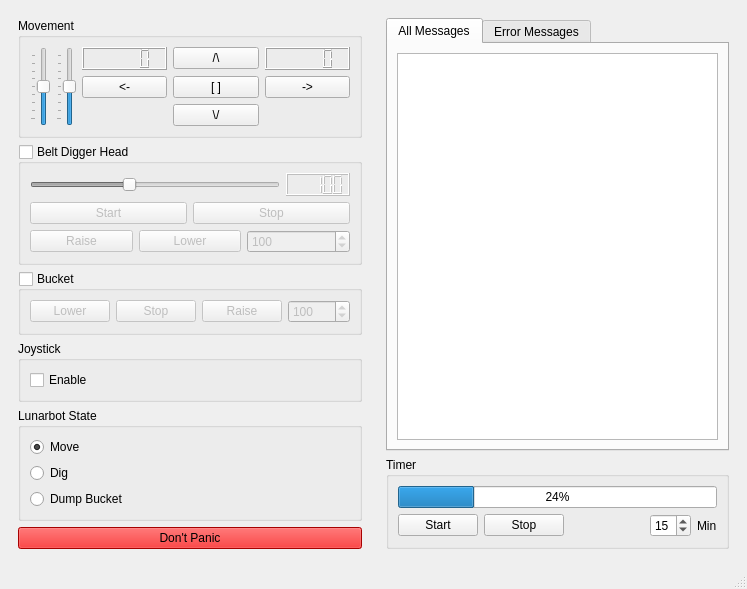
Before: the Qt Designer form gui/main.ui in Chingzilla/msu_lunabot_controller, drawn with Qt 5.
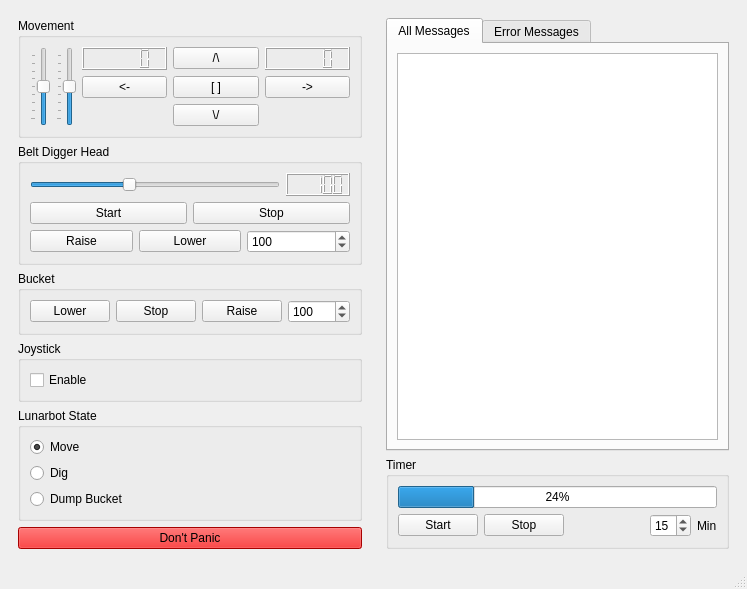
After: the same form once the commit is applied.

Commit message: Removed enable and disable checkboxes for motor contoals

What changed in the file:
```diff
--- a/gui/main.ui
+++ b/gui/main.ui
@@ -158,7 +158,7 @@
           <string>Belt Digger Head</string>
          </property>
          <property name="checkable">
-          <bool>true</bool>
+          <bool>false</bool>
          </property>
          <property name="checked">
           <bool>false</bool>
@@ -246,7 +246,7 @@
           <string>Bucket</string>
          </property>
          <property name="checkable">
-          <bool>true</bool>
+          <bool>false</bool>
          </property>
          <property name="checked">
           <bool>false</bool>
```
The commit also changes 2 other files.
